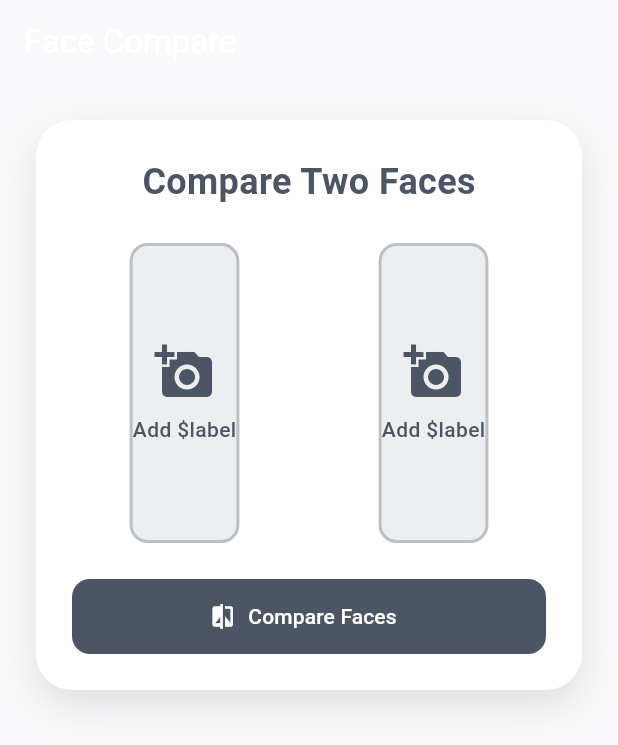
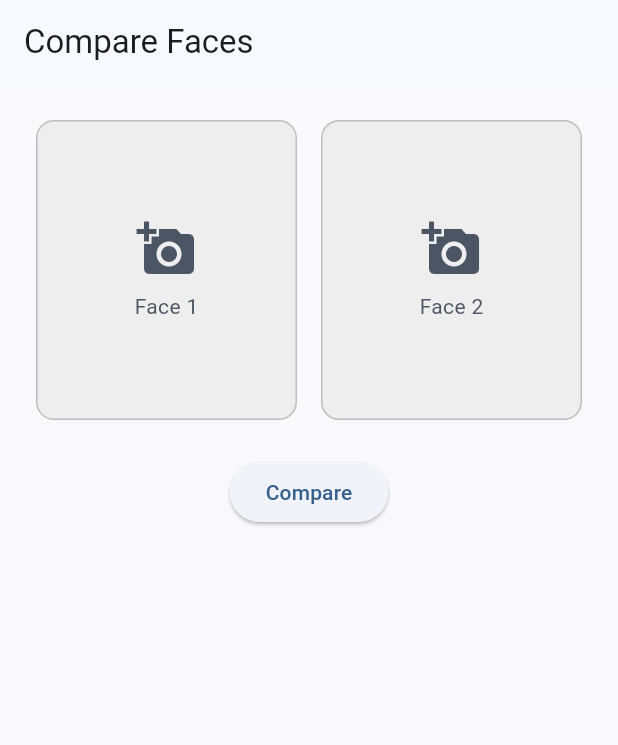
Before and after one commit to Abdou-bnm/authface, a Flutter app: the FaceComparePage screen opened by its route, on a phone screen of 412 x 824 dp. Shown: the top 745 px of the screen. Run offline on Flutter 3.47's test engine with Material 3 defaults, Android fonts, the phone set to English and light mode, and no system bars; our stand-ins replace audioplayers, cloud_firestore, firebase_auth, firebase_core, go_router, google_sign_in and 1 more; missing offline and left inert: google_mlkit_face_detection, tflite_flutter; accounts and stored records are empty; Roboto replaces fonts that are missing (Poppins).

Commit message:
demi-final app

```diff
--- a/lib/screens/face/face_compare_page.dart
+++ b/lib/screens/face/face_compare_page.dart
@@ -1,9 +1,9 @@
-
 import 'dart:io';
 import 'dart:math';
 import 'package:flutter/material.dart';
 import 'package:image_picker/image_picker.dart';
 import 'package:google_mlkit_face_detection/google_mlkit_face_detection.dart';
+import 'package:audioplayers/audioplayers.dart';
 import '../../services/face_embedding_service.dart';
 import '../../core/constants.dart';
 import '../../widgets/show_snackbar.dart';
@@ -17,41 +17,32 @@ class FaceComparePage extends StatefulWidget {
 
 class _FaceComparePageState extends State<FaceComparePage> {
   final FaceEmbeddingService _embeddingService = FaceEmbeddingService();
+  final _faceDetector = FaceDetector(options: FaceDetectorOptions());
+  final AudioPlayer _audioPlayer = AudioPlayer();
   final ImagePicker _picker = ImagePicker();
-  final FaceDetector _faceDetector = FaceDetector(
-    options: FaceDetectorOptions(
-      enableContours: true,
-      enableClassification: true,
-    ),
-  );
 
   File? _image1;
   File? _image2;
   double? _similarity;
   bool _loading = false;
 
-  Future<void> _pickFace(int faceIndex) async {
-    try {
-      final XFile? pickedFile = await _picker.pickImage(
-        source: ImageSource.gallery,
-        maxWidth: 500,
-        maxHeight: 500,
-        imageQuality: 85,
-      );
-      if (pickedFile != null) {
-        final file = File(pickedFile.path);
+  @override
+  void initState() {
+    super.initState();
+    _embeddingService.loadModel();
+  }
+
+  Future<void> _pickFace(int index) async {
+    final image = await _picker.pickImage(source: ImageSource.gallery);
+    if (image == null) return;
     setState(() {
-          if (faceIndex == 1) {
-            _image1 = file;
+      if (index == 1) {
+        _image1 = File(image.path);
       } else {
-            _image2 = file;
+        _image2 = File(image.path);
       }
       _similarity = null;
     });
-      }
-    } catch (e) {
-      showSnackBar(context, "Failed to pick image: \$e", isError: true);
-    }
   }
 
   Future<void> _compareFaces() async {
@@ -63,41 +54,46 @@ class _FaceComparePageState extends State<FaceComparePage> {
     setState(() => _loading = true);
 
     try {
-      final input1 = InputImage.fromFile(_image1!);
-      final input2 = InputImage.fromFile(_image2!);
-      final faces1 = await _faceDetector.processImage(input1);
-      final faces2 = await _faceDetector.processImage(input2);
+      final face1 = await _faceDetector.processImage(InputImage.fromFile(_image1!));
+      final face2 = await _faceDetector.processImage(InputImage.fromFile(_image2!));
 
-      if (faces1.isEmpty || faces2.isEmpty) {
+      if (face1.isEmpty || face2.isEmpty) {
         showSnackBar(context, "Face not detected in one or both images", isError: true);
-        setState(() => _loading = false);
         return;
       }
 
-      final emb1 = await _embeddingService.extractEmbedding(_image1!);
-      final emb2 = await _embeddingService.extractEmbedding(_image2!);
+      final emb1Raw = await _embeddingService.extractEmbedding(_image1!);
+      final emb2Raw = await _embeddingService.extractEmbedding(_image2!);
+
+      final emb1 = List<double>.from(emb1Raw);
+      final emb2 = List<double>.from(emb2Raw);
 
       final similarity = _cosineSimilarity(emb1, emb2) * 100;
-      setState(() {
-        _similarity = similarity;
-      });
 
-      final msg = similarity >= 70
-          ? '✅ Match Success (\${similarity.toStringAsFixed(2)}%)'
-          : '❌ Not a Match (\${similarity.toStringAsFixed(2)}%)';
+      setState(() => _similarity = similarity);
 
-      showSnackBar(context, msg);
-    } catch (e) {
-      showSnackBar(context, "Error comparing faces: \$e", isError: true);
+      final match = similarity >= 70;
+      await _audioPlayer.play(AssetSource(match ? 'sounds/success.mp3' : 'sounds/fail.mp3'));
+
+      showSnackBar(
+        context,
+        match
+            ? '✅ Match Success (${similarity.toStringAsFixed(2)}%)'
+            : '❌ Not a Match (${similarity.toStringAsFixed(2)}%)',
+        isError: !match,
+      );
+    } catch (e, stack) {
+      print("Error comparing faces: $e");
+      print(stack);
+      await _audioPlayer.play(AssetSource('sounds/fail.mp3'));
+      showSnackBar(context, "Error comparing faces: ${e.toString()}", isError: true);
     } finally {
       setState(() => _loading = false);
     }
   }
 
   double _cosineSimilarity(List<double> v1, List<double> v2) {
-    double dot = 0.0;
-    double normA = 0.0;
-    double normB = 0.0;
+    double dot = 0, normA = 0, normB = 0;
     for (int i = 0; i < v1.length; i++) {
       dot += v1[i] * v2[i];
       normA += v1[i] * v1[i];
@@ -109,167 +105,68 @@ class _FaceComparePageState extends State<FaceComparePage> {
   @override
   Widget build(BuildContext context) {
     return Scaffold(
-      backgroundColor: Constants.primaryColor,
-      appBar: AppBar(
-        backgroundColor: Constants.primaryColor,
-        title: const Text('Face Compare', style: TextStyle(color: Colors.white)),
-        elevation: 0,
-      ),
-      body: SafeArea(
-        child: SingleChildScrollView(
+      appBar: AppBar(title: const Text("Compare Faces")),
+      body: Padding(
         padding: const EdgeInsets.all(24),
         child: Column(
           children: [
-              Container(
-                padding: const EdgeInsets.all(24),
-                decoration: BoxDecoration(
-                  color: Colors.white,
-                  borderRadius: BorderRadius.circular(24),
-                  boxShadow: [
-                    BoxShadow(
-                      color: Colors.black.withOpacity(0.1),
-                      blurRadius: 20,
-                      offset: const Offset(0, 10),
-                    ),
-                  ],
-                ),
-                child: Column(
-                  children: [
-                    const Text(
-                      'Compare Two Faces',
-                      style: TextStyle(
-                        fontSize: 24,
-                        fontWeight: FontWeight.bold,
-                        color: Constants.accentColor,
-                      ),
-                    ),
-                    const SizedBox(height: 24),
             Row(
               children: [
-                        Expanded(
-                          child: _buildImageContainer(
-                            image: _image1,
-                            onTap: () => _pickFace(1),
-                            label: 'Face 1',
-                          ),
-                        ),
+                Expanded(child: _buildImageBox(_image1, () => _pickFace(1), "Face 1")),
                 const SizedBox(width: 16),
-                        Expanded(
-                          child: _buildImageContainer(
-                            image: _image2,
-                            onTap: () => _pickFace(2),
-                            label: 'Face 2',
-                          ),
-                        ),
+                Expanded(child: _buildImageBox(_image2, () => _pickFace(2), "Face 2")),
               ],
             ),
             const SizedBox(height: 24),
-                    SizedBox(
-                      width: double.infinity,
-                      height: 50,
-                      child: ElevatedButton.icon(
+            ElevatedButton(
               onPressed: _loading ? null : _compareFaces,
-                        style: ElevatedButton.styleFrom(
-                          backgroundColor: Constants.accentColor,
-                          foregroundColor: Colors.white,
-                          shape: RoundedRectangleBorder(
-                            borderRadius: BorderRadius.circular(12),
+              child: _loading
+                  ? const CircularProgressIndicator()
+                  : const Text("Compare"),
             ),
-                          elevation: 0,
-                        ),
-                        icon: _loading
-                            ? const SizedBox(
-                                width: 20,
-                                height: 20,
-                                child: CircularProgressIndicator(
-                                  strokeWidth: 2,
-                                  valueColor: AlwaysStoppedAnimation<Color>(Colors.white),
-                                ),
-                              )
-                            : const Icon(Icons.compare),
-                        label: Text(_loading ? 'Comparing...' : 'Compare Faces'),
-                      ),
-                    ),
-                    if (_similarity != null) ...[
-                      const SizedBox(height: 24),
-                      Container(
-                        padding: const EdgeInsets.all(16),
-                        decoration: BoxDecoration(
-                          color: _similarity! >= 70 ? Colors.green.withOpacity(0.1) : Colors.red.withOpacity(0.1),
-                          borderRadius: BorderRadius.circular(12),
-                          border: Border.all(
-                            color: _similarity! >= 70 ? Colors.green : Colors.red,
-                            width: 2,
-                          ),
-                        ),
-                        child: Row(
-                          mainAxisAlignment: MainAxisAlignment.center,
-                          children: [
-                            Icon(
-                              _similarity! >= 70 ? Icons.check_circle : Icons.cancel,
-                              color: _similarity! >= 70 ? Colors.green : Colors.red,
-                              size: 32,
-                            ),
-                            const SizedBox(width: 12),
-                            Text(
+            if (_similarity != null)
+              Padding(
+                padding: const EdgeInsets.only(top: 16),
+                child: Text(
                   _similarity! >= 70
-                                  ? 'Match: \${_similarity!.toStringAsFixed(2)}%'
-                                  : 'Not a Match: \${_similarity!.toStringAsFixed(2)}%',
+                      ? "✅ Match: ${_similarity!.toStringAsFixed(2)}%"
+                      : "❌ Not a Match: ${_similarity!.toStringAsFixed(2)}%",
                   style: TextStyle(
-                                fontSize: 20,
+                    fontSize: 18,
                     fontWeight: FontWeight.bold,
                     color: _similarity! >= 70 ? Colors.green : Colors.red,
+                  ),
                 ),
               ),
           ],
         ),
       ),
-                    ],
-                  ],
+    );
+  }
+
+  Widget _buildImageBox(File? image, VoidCallback onTap, String label) {
+    return GestureDetector(
+      onTap: onTap,
+      child: Container(
+        height: 200,
+        decoration: BoxDecoration(
+          border: Border.all(color: Colors.grey.shade400),
+          borderRadius: BorderRadius.circular(12),
+          color: Colors.grey.shade200,
         ),
-              ),
+        child: image != null
+            ? Image.file(image, fit: BoxFit.cover)
+            : Center(
+                child: Column(
+                  mainAxisAlignment: MainAxisAlignment.center,
+                  children: [
+                    const Icon(Icons.add_a_photo, size: 40, color: Constants.accentColor),
+                    const SizedBox(height: 8),
+                    Text(label, style: const TextStyle(color: Constants.accentColor)),
                   ],
                 ),
               ),
       ),
-    );
-  }
-
-  Widget _buildImageContainer({
-    required File? image,
-    required VoidCallback onTap,
-    required String label,
-  }) {
-    return Column(
-      children: [
-        GestureDetector(
-          onTap: onTap,
-          child: Container(
-            height: 200,
-            decoration: BoxDecoration(
-              color: Constants.accentColor.withOpacity(0.1),
-              borderRadius: BorderRadius.circular(12),
-              border: Border.all(
-                color: Constants.accentColor.withOpacity(0.3),
-                width: 2,
-              ),
-            ),
-            child: image != null
-                ? ClipRRect(
-                    borderRadius: BorderRadius.circular(10),
-                    child: Image.file(image, fit: BoxFit.cover),
-                  )
-                : Column(
-                    mainAxisAlignment: MainAxisAlignment.center,
-                    children: [
-                      Icon(Icons.add_a_photo, color: Constants.accentColor, size: 40),
-                      const SizedBox(height: 8),
-                      Text('Add \$label', style: TextStyle(color: Constants.accentColor, fontWeight: FontWeight.w500)),
-                    ],
-                  ),
-          ),
-        ),
-      ],
     );
   }
 
```
Also changed, not shown: 1 other file. Lines whose indentation alone changed are shown as unchanged.
